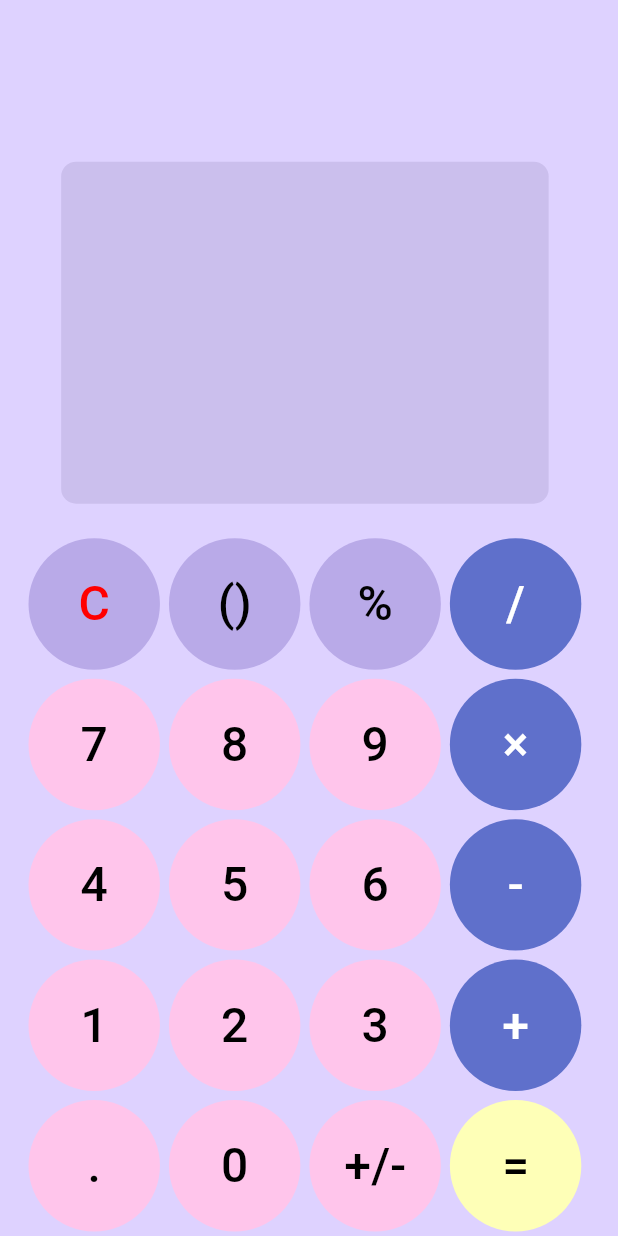
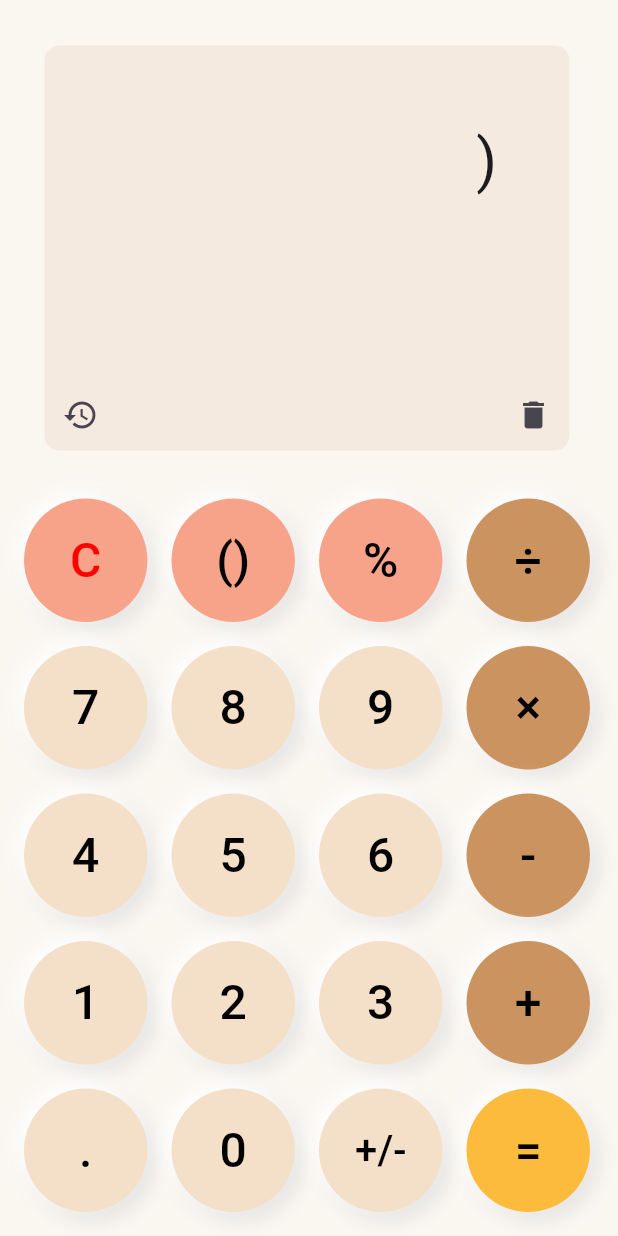
Before and after one commit to zenta-dev/calculator, a Flutter app: the screen it shows after launch, after a tap on "()", on a phone screen of 412 x 824 dp. Run offline on Flutter 3.47's test engine with Material 3 defaults, Android fonts, the phone set to English and light mode, and no system bars; our stand-ins replace math_expressions; missing offline and left inert: outline_material_icons_tv.

Commit message:
change all of the color, make delete, fix percent, fix notation, fix priority, adjust margin and padding

```diff
--- a/lib/button_values.dart
+++ b/lib/button_values.dart
@@ -29,17 +29,20 @@ extension Lay1Prop on ButtonArea1 {
       case ButtonArea1.clr:
       case ButtonArea1.priority:
       case ButtonArea1.per:
-        return Color(0XFFB9AAE8);
+        return Color(0XFFF6A389);
       case ButtonArea1.divide:
       case ButtonArea1.multiply:
       case ButtonArea1.subtract:
       case ButtonArea1.add:
-        return Color(0XFF5F70CB);
+        return Color(0XFFCB935F);
       case ButtonArea1.calculate:
-        return Color(0XFFFEFFB7);
+        return Color(0XFFFCBB3D);
+      case ButtonArea1.dot:
+      case ButtonArea1.notation:
+        return Color(0XFFF4DFC8); // Add color for dot and notation cases
 
       default:
-        return Color(0XFFFFC5EB);
+        return Color(0XFFF4DFC8);
     }
   }
 
@@ -51,8 +54,7 @@ extension Lay1Prop on ButtonArea1 {
       case ButtonArea1.multiply:
       case ButtonArea1.subtract:
       case ButtonArea1.add:
-        return Color(0XFFFFFFFF);
-
+        return Color(0XFF000000);
       default:
         return Color(0XFF000000);
     }
@@ -67,7 +69,7 @@ extension Lay1Prop on ButtonArea1 {
       case ButtonArea1.per:
         return '%';
       case ButtonArea1.divide:
-        return "/";
+        return "÷";
       case ButtonArea1.multiply:
         return "×";
       case ButtonArea1.add:
--- a/lib/calculator_screen.dart
+++ b/lib/calculator_screen.dart
@@ -1,6 +1,7 @@
 import 'package:calculator/button_values.dart';
 import 'package:flutter/material.dart';
 import 'package:math_expressions/math_expressions.dart';
+import 'package:outline_material_icons_tv/outline_material_icons.dart';
 
 class CalculatorScreen extends StatefulWidget {
   const CalculatorScreen({Key? key}) : super(key: key);
@@ -19,13 +20,28 @@ class _CalculatorScreenState extends State<CalculatorScreen> {
       input = '';
       output = '';
     } else if (context == "()") {
-      if (input.isNotEmpty) {
-        input = input.substring(0, input.length - 1);
+      // Toggle between "(" and ")"
+      if (input.endsWith("(")) {
+        input = input.substring(0, input.length - 1) + ")";
+      } else if (input.endsWith(")")) {
+        input = input.substring(0, input.length - 1) + "(";
+      } else {
+        if (input.isNotEmpty && !RegExp(r'[0-9.]$').hasMatch(input)) {
+          input += "(";
+        } else {
+          input += ")";
+        }
       }
     } else if (context == "=") {
-      if (input.isNotEmpty) {}
+      // Check if parentheses are balanced before evaluating the expression
+      if (areParenthesesBalanced(input)) {
+        // Existing code for evaluating the expression
+        try {
           var userInput = input;
-      userInput = userInput.replaceAll("×", "*");
+          userInput = userInput
+              .replaceAll("×", "*")
+              .replaceAll("÷", "/")
+              .replaceAll("%", "*0.01");
           Parser p = Parser();
           Expression expression = p.parse(userInput);
           ContextModel cm = ContextModel();
@@ -35,11 +51,58 @@ class _CalculatorScreenState extends State<CalculatorScreen> {
             output = output.substring(0, output.length - 2);
           }
           input = output;
+        } catch (e) {
+          // Handle parsing or evaluation errors
+          output = 'Error';
+          input = '';
+        }
       } else {
-      input = input + context;
+        // Handle the case when parentheses are not balanced
+        output = 'Error';
+        input = '';
+      }
+    } else if (context == "+/-") {
+      // Toggle between positive and negative
+      if (input.isNotEmpty && !input.endsWith("(-")) {
+        var lastOperatorIndex = input.lastIndexOf(RegExp(r'[+*/-]'));
+        if (lastOperatorIndex == -1) {
+          input = "(-" + input;
+        } else {
+          input = input.substring(0, lastOperatorIndex + 1) +
+              "(-" +
+              input.substring(lastOperatorIndex + 1);
+        }
+      } else if (input.endsWith("(-")) {
+        input = input.substring(0, input.length - 2);
+      } else {
+        input += "(-";
+      }
+    } else {
+      input += context;
     }
 
+    appendValue(context);
+
     setState(() {});
+  }
+
+  void appendValue(String value) {
+    // Implement any additional logic for appending values to the input if needed.
+  }
+
+  bool areParenthesesBalanced(String input) {
+    int count = 0;
+    for (var char in input.runes) {
+      if (String.fromCharCode(char) == '(') {
+        count++;
+      } else if (String.fromCharCode(char) == ')') {
+        count--;
+      }
+      if (count < 0) {
+        return false; // Mismatched closing parenthesis
+      }
+    }
+    return count == 0; // Parentheses are balanced if count is zero
   }
 
   @override
@@ -54,15 +117,27 @@ class _CalculatorScreenState extends State<CalculatorScreen> {
             Expanded(
               child: SingleChildScrollView(
                 reverse: true,
-                child: Container(
-                  width: 325,
-                  height: 228,
+                child: Stack(
+                  children: [
+                    Container(
+                      width: 350,
+                      height: 270,
                       alignment: Alignment.bottomRight,
-                  padding: const EdgeInsets.all(10),
-                  margin: EdgeInsets.all(20),
+                      padding: const EdgeInsets.all(16.0),
+                      margin: EdgeInsets.all(16.0),
                       decoration: BoxDecoration(
                         borderRadius: BorderRadius.circular(10),
-                    color: Color(0XFFCBBFED),
+                        color: Color(0XFFF4EAE0),
+                      ),
+                      child: Column(
+                        children: <Widget>[
+                          Container(
+                            alignment: Alignment.bottomRight,
+                            padding: const EdgeInsets.all(16.0),
+                            margin: EdgeInsets.all(16.0),
+                            decoration: BoxDecoration(
+                              borderRadius: BorderRadius.circular(10),
+                              color: Color(0XFFF4EAE0),
                             ),
                             child: Column(
                               children: <Widget>[
@@ -85,16 +160,49 @@ class _CalculatorScreenState extends State<CalculatorScreen> {
                               ],
                             ),
                           ),
+                        ],
+                      ),
+                    ),
+                    Positioned(
+                      bottom: 16,
+                      right: 16,
+                      left: 16,
+                      child: Row(
+                        mainAxisAlignment: MainAxisAlignment.spaceBetween,
+                        children: [
+                          IconButton(
+                            onPressed: () {
+                              // Add functionality for the history icon here
+                              // For example: Show a dialog with the calculation history
+                            },
+                            icon: Icon(Icons.history),
+                          ),
+                          IconButton(
+                            onPressed: () {
+                              // Add functionality for the delete icon here
+                              // For example: delete the last character in the input
+                              if (input.isNotEmpty) {
+                                input = input.substring(0, input.length - 1);
+                                setState(() {});
+                              }
+                            },
+                            icon: Icon(Icons.delete),
+                          ),
+                        ],
+                      ),
+                    ),
+                  ],
+                ),
               ),
             ),
             Padding(
-              padding: const EdgeInsets.symmetric(horizontal: 16),
+              padding: const EdgeInsets.all(8.0),
               child: Wrap(
                 children: ButtonArea1.values
                     .map(
                       (e) => SizedBox(
-                        width: screenSize.width / 4.4,
-                        height: screenSize.width / 4.4,
+                        width: screenSize.width / 4.19,
+                        height: screenSize.width / 4.19,
                         child: buildButton(
                             text: e.text,
                             color: e.color,
@@ -116,12 +224,34 @@ class _CalculatorScreenState extends State<CalculatorScreen> {
     required Color textColor,
   }) {
     return Container(
-      margin: EdgeInsets.all(3),
-      clipBehavior: Clip.hardEdge,
-      decoration:
-          BoxDecoration(color: color, borderRadius: BorderRadius.circular(75)),
-      child: TextButton(
+      margin: EdgeInsets.all(8.0),
+      decoration: BoxDecoration(
+        borderRadius: BorderRadius.circular(75),
+        boxShadow: [
+          BoxShadow(
+            color: Colors.grey.shade300, // Shadow color
+            offset: Offset(4, 4), // Shadow position
+            blurRadius: 10, // Shadow blur radius
+            spreadRadius: 1, // Shadow spread radius
+          ),
+          BoxShadow(
+            color: Colors.white, // Highlight color
+            offset: Offset(-4, -4), // Highlight position
+            blurRadius: 10, // Highlight blur radius
+            spreadRadius: 1, // Highlight spread radius
+          ),
+        ],
+      ),
+      child: ElevatedButton(
         onPressed: () => onButtonClick(text),
+        style: ElevatedButton.styleFrom(
+          primary: color, // Background color
+          elevation: 0, // Set elevation to 0 to delete default shadow
+          shape: RoundedRectangleBorder(
+            borderRadius: BorderRadius.circular(75),
+          ),
+        ),
+        child: FittedBox(
           child: Text(
             text,
             style: TextStyle(
@@ -130,6 +260,7 @@ class _CalculatorScreenState extends State<CalculatorScreen> {
             ),
           ),
         ),
+      ),
     );
   }
 }
--- a/lib/constant/theme.dart
+++ b/lib/constant/theme.dart
@@ -4,13 +4,13 @@ class AppTheme {
   static ThemeData darkTheme = ThemeData.dark().copyWith(
     useMaterial3: true,
     buttonTheme: ButtonThemeData(),
-    scaffoldBackgroundColor: Color(0xFF363B4E),
+    scaffoldBackgroundColor: Color(0x3C2E1F),
   );
 
   static ThemeData lightTheme = ThemeData.light().copyWith(
     useMaterial3: true,
     buttonTheme: ButtonThemeData(),
     iconButtonTheme: IconButtonThemeData(),
-    scaffoldBackgroundColor: Color(0xFFDED2FF),
+    scaffoldBackgroundColor: Color(0xFFFAF6F0),
   );
 }
--- a/pubspec.yaml
+++ b/pubspec.yaml
@@ -31,11 +31,11 @@ dependencies:
   flutter:
     sdk: flutter
 
-
   # The following adds the Cupertino Icons font to your application.
   # Use with the CupertinoIcons class for iOS style icons.
   cupertino_icons: ^1.0.2
   math_expressions: ^2.4.0
+  outline_material_icons_tv: ^0.1.1-nullsafety
 
 dev_dependencies:
   flutter_test:
```
Also changed, not shown: package.json (added, +20 -0 lines), images/Dark Mode.svg (added), images/Light Mode.svg (added), package-lock.json (added), pubspec.lock. Lines whose indentation alone changed are shown as unchanged.
